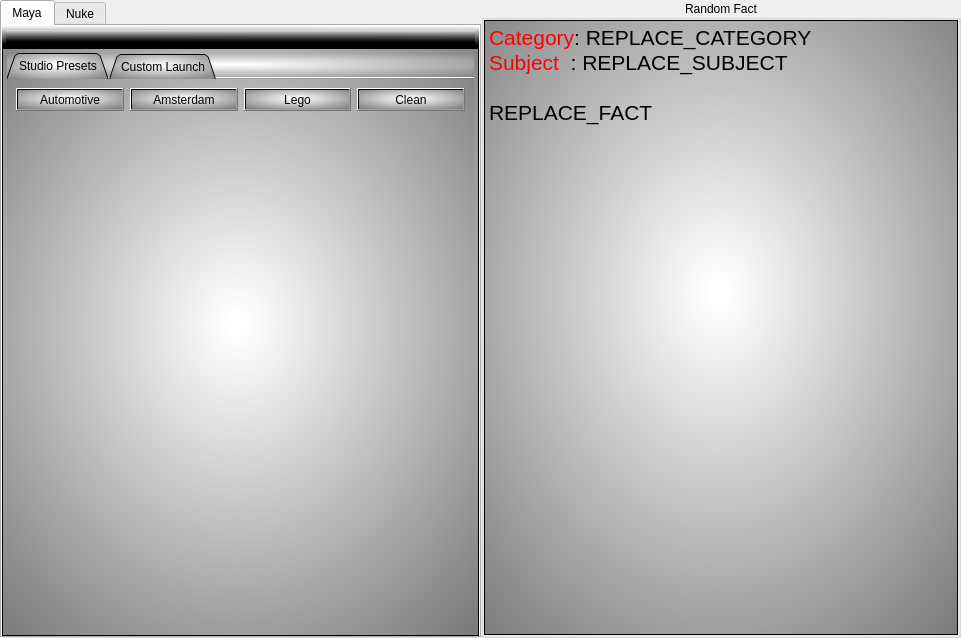
Before: the Qt Designer form UI/main.ui in SGSMarkNA/Software_Launcher, drawn with Qt 5.
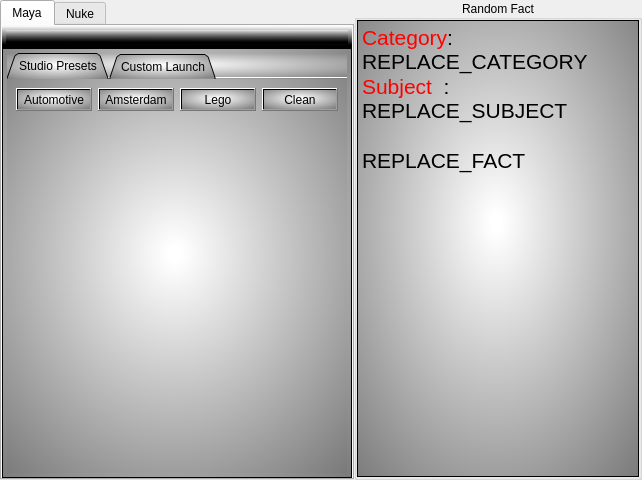
After: the same form once the commit is applied. The open tabs and pages were chosen to show the change. Icons and pictures are not drawn. Custom widgets are drawn as their Qt base class.

Commit message: minamized the mindow on load

```diff
--- a/UI/main.ui
+++ b/UI/main.ui
@@ -6,8 +6,8 @@
    <rect>
     <x>0</x>
     <y>0</y>
-    <width>961</width>
-    <height>638</height>
+    <width>642</width>
+    <height>480</height>
    </rect>
   </property>
   <property name="minimumSize">
```
Left out of the diff: 2 changed lines with no effect on the pictures.
